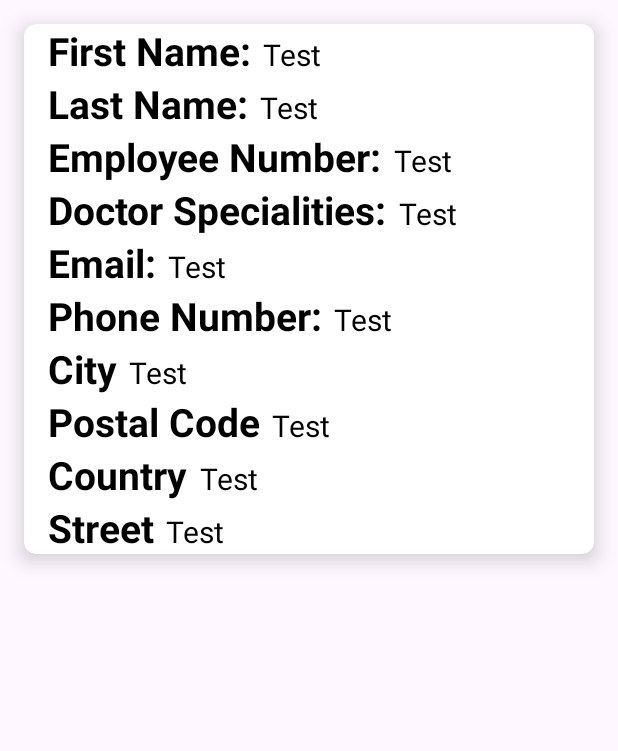
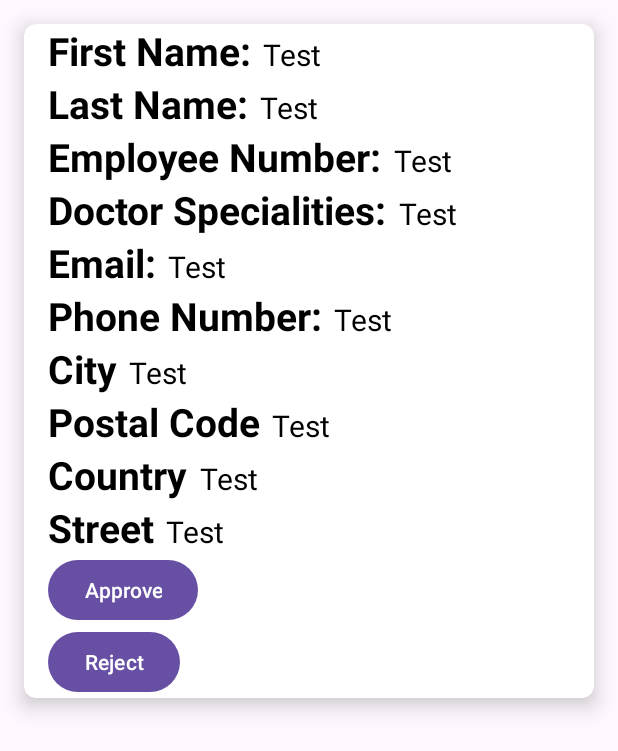
Before and after one commit to uOttawaSEGA2023/project-project-group-26, an Android app: the layout pendinglistitemdoctor.xml on its own in the app's theme, with its tools: preview values and no code run, on a phone screen of 412 x 824 dp. Shown: the top 751 px of the screen. Run offline under Robolectric (Android 15) with nearby library versions, the phone set to English and light mode, and no system bars.

Commit message:
approve/reject button

```diff
--- a/app/src/main/res/layout/pendinglistitemdoctor.xml
+++ b/app/src/main/res/layout/pendinglistitemdoctor.xml
@@ -6,6 +6,7 @@
     app:cardElevation = "8dp"
     app:cardCornerRadius="8dp"
     android:layout_margin="16dp">
+
 
     <LinearLayout
         android:layout_width="wrap_content"
@@ -252,7 +253,21 @@
                 android:textSize="20sp"/>
         </LinearLayout>
 
+        <Button
+            android:id="@+id/Approve"
+            android:layout_width="wrap_content"
+            android:layout_height="wrap_content"
+            android:text="Approve" />
+
+        <Button
+            android:id="@+id/Reject"
+            android:layout_width="wrap_content"
+            android:layout_height="wrap_content"
+            android:text="Reject" />
+
     </LinearLayout>
+
+   ]
 
 
 </androidx.cardview.widget.CardView>
```
Also changed, not shown: app/src/main/res/layout/pendinglistitempatient.xml (+11 -0 lines).
